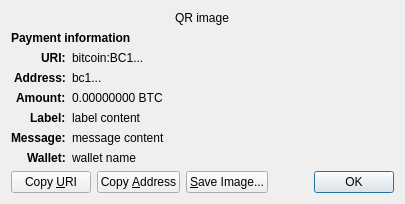
Before: the Qt Designer form src/qt/forms/receiverequestdialog.ui in tngc-one/tngcoin, drawn with Qt 5.
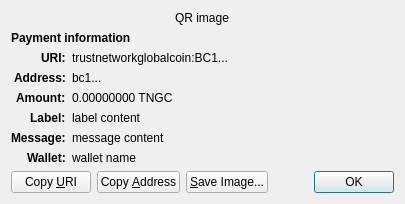
After: the same form once the commit is applied. Custom widgets are drawn as their Qt base class.

```diff
--- a/src/qt/forms/receiverequestdialog.ui
+++ b/src/qt/forms/receiverequestdialog.ui
@@ -65,7 +65,7 @@
    <item row="2" column="1" alignment="Qt::AlignTop">
     <widget class="QLabel" name="uri_content">
      <property name="text">
-      <string notr="true">bitcoin:BC1...</string>
+      <string notr="true">trustnetworkglobalcoin:BC1...</string>
      </property>
      <property name="textFormat">
       <enum>Qt::RichText</enum>
@@ -126,7 +126,7 @@
    <item row="4" column="1" alignment="Qt::AlignTop">
     <widget class="QLabel" name="amount_content">
      <property name="text">
-      <string notr="true">0.00000000 BTC</string>
+      <string notr="true">0.00000000 TNGC</string>
      </property>
      <property name="textFormat">
       <enum>Qt::PlainText</enum>
```
